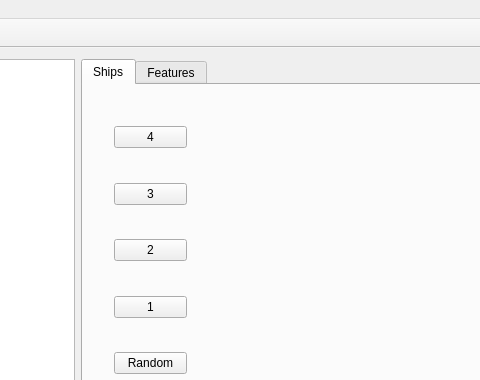
Qt form BattleShip/mainwindow.ui (prokop8/cpp_BattleShip) before a commit; both pictures show x 436 to 916 and y 0 to 380 of the 1028 by 628 pixel window.
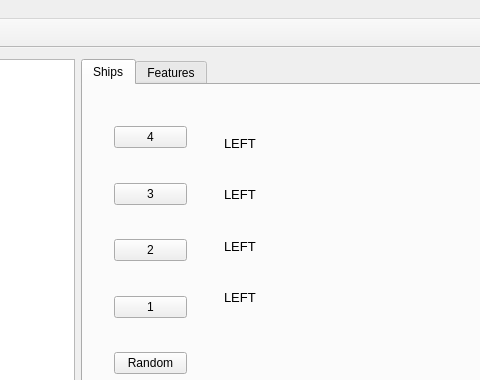
The same form after that commit.

What changed in the file:
```diff
--- a/BattleShip/mainwindow.ui
+++ b/BattleShip/mainwindow.ui
@@ -145,6 +145,204 @@
          </item>
         </layout>
        </widget>
+       <widget class="QWidget" name="">
+        <property name="geometry">
+         <rect>
+          <x>130</x>
+          <y>40</y>
+          <width>55</width>
+          <height>191</height>
+         </rect>
+        </property>
+        <layout class="QGridLayout" name="gridLayout_4">
+         <item row="0" column="0">
+          <widget class="QLabel" name="label">
+           <property name="font">
+            <font>
+             <pointsize>10</pointsize>
+            </font>
+           </property>
+           <property name="text">
+            <string>LEFT  :</string>
+           </property>
+          </widget>
+         </item>
+         <item row="1" column="0">
+          <spacer name="verticalSpacer_7">
+           <property name="orientation">
+            <enum>Qt::Vertical</enum>
+           </property>
+           <property name="sizeHint" stdset="0">
+            <size>
+             <width>20</width>
+             <height>28</height>
+            </size>
+           </property>
+          </spacer>
+         </item>
+         <item row="2" column="0">
+          <widget class="QLabel" name="label_2">
+           <property name="font">
+            <font>
+             <pointsize>10</pointsize>
+            </font>
+           </property>
+           <property name="text">
+            <string>LEFT  :</string>
+           </property>
+          </widget>
+         </item>
+         <item row="3" column="0">
+          <spacer name="verticalSpacer_8">
+           <property name="orientation">
+            <enum>Qt::Vertical</enum>
+           </property>
+           <property name="sizeHint" stdset="0">
+            <size>
+             <width>20</width>
+             <height>28</height>
+            </size>
+           </property>
+          </spacer>
+         </item>
+         <item row="4" column="0">
+          <widget class="QLabel" name="label_3">
+           <property name="font">
+            <font>
+             <pointsize>10</pointsize>
+            </font>
+           </property>
+           <property name="text">
+            <string>LEFT  :</string>
+           </property>
+          </widget>
+         </item>
+         <item row="5" column="0">
+          <spacer name="verticalSpacer_9">
+           <property name="orientation">
+            <enum>Qt::Vertical</enum>
+           </property>
+           <property name="sizeHint" stdset="0">
+            <size>
+             <width>20</width>
+             <height>28</height>
+            </size>
+           </property>
+          </spacer>
+         </item>
+         <item row="6" column="0">
+          <widget class="QLabel" name="label_4">
+           <property name="font">
+            <font>
+             <pointsize>10</pointsize>
+            </font>
+           </property>
+           <property name="text">
+            <string>LEFT  :</string>
+           </property>
+          </widget>
+         </item>
+        </layout>
+       </widget>
+       <widget class="QWidget" name="">
+        <property name="geometry">
+         <rect>
+          <x>190</x>
+          <y>40</y>
+          <width>22</width>
+          <height>192</height>
+         </rect>
+        </property>
+        <layout class="QGridLayout" name="gridLayout_5">
+         <item row="0" column="0">
+          <widget class="QLabel" name="label_5">
+           <property name="font">
+            <font>
+             <pointsize>10</pointsize>
+            </font>
+           </property>
+           <property name="text">
+            <string>1</string>
+           </property>
+          </widget>
+         </item>
+         <item row="1" column="0">
+          <spacer name="verticalSpacer_10">
+           <property name="orientation">
+            <enum>Qt::Vertical</enum>
+           </property>
+           <property name="sizeHint" stdset="0">
+            <size>
+             <width>20</width>
+             <height>28</height>
+            </size>
+           </property>
+          </spacer>
+         </item>
+         <item row="2" column="0">
+          <widget class="QLabel" name="label_6">
+           <property name="font">
+            <font>
+             <pointsize>10</pointsize>
+            </font>
+           </property>
+           <property name="text">
+            <string>2</string>
+           </property>
+          </widget>
+         </item>
+         <item row="3" column="0">
+          <spacer name="verticalSpacer_11">
+           <property name="orientation">
+            <enum>Qt::Vertical</enum>
+           </property>
+           <property name="sizeHint" stdset="0">
+            <size>
+             <width>20</width>
+             <height>28</height>
+            </size>
+           </property>
+          </spacer>
+         </item>
+         <item row="4" column="0">
+          <widget class="QLabel" name="label_7">
+           <property name="font">
+            <font>
+             <pointsize>10</pointsize>
+            </font>
+           </property>
+           <property name="text">
+            <string>3</string>
+           </property>
+          </widget>
+         </item>
+         <item row="5" column="0">
+          <spacer name="verticalSpacer_12">
+           <property name="orientation">
+            <enum>Qt::Vertical</enum>
+           </property>
+           <property name="sizeHint" stdset="0">
+            <size>
+             <width>20</width>
+             <height>28</height>
+            </size>
+           </property>
+          </spacer>
+         </item>
+         <item row="6" column="0">
+          <widget class="QLabel" name="label_8">
+           <property name="font">
+            <font>
+             <pointsize>10</pointsize>
+            </font>
+           </property>
+           <property name="text">
+            <string>4</string>
+           </property>
+          </widget>
+         </item>
+        </layout>
+       </widget>
       </widget>
       <widget class="QWidget" name="tab_2">
        <attribute name="title">
```
Left out of the diff: 91 changed lines with no effect on the pictures.
